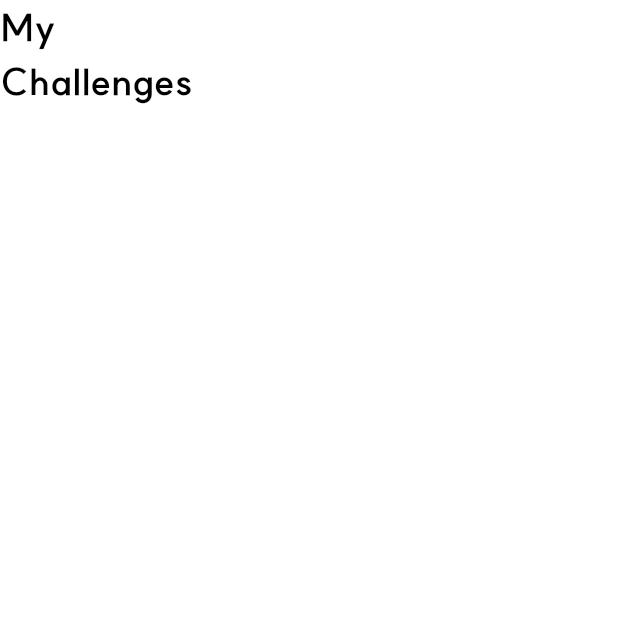
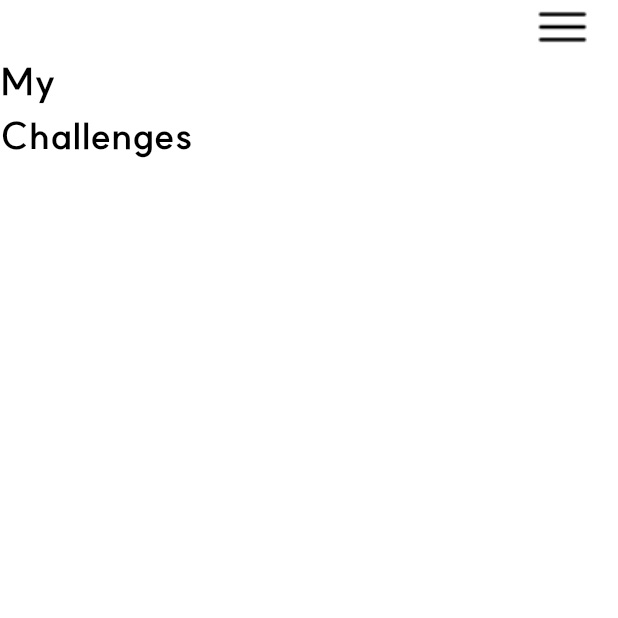
Before and after one commit to zimkjh/BetterThanYesterday, a Flutter app: the InitialPage screen opened by its route, on a phone screen of 412 x 824 dp, the top half of it. Run offline on Flutter 3.47's test engine with Material 3 defaults, Android fonts, the phone set to English and light mode, and no system bars; our stand-ins replace get, get_storage; accounts and stored records are empty; project files that could hold a hidden picture were left out.

Commit message:
Add settings icon in menu page (only layout)

```diff
--- a/lib/app/modules/initial/page.dart
+++ b/lib/app/modules/initial/page.dart
@@ -12,9 +12,18 @@ class InitialPage extends StatelessWidget {
       body: Column(
         children: [
           SizedBox(height: MediaQuery.of(context).padding.top),
-          Text(
-            'My\nChallenges',
-            style: title1,
+          Container(
+            alignment: Alignment.centerRight,
+            padding: EdgeInsets.symmetric(horizontal: 19),
+            child: Image.asset('assets/images/menu.png'),
+          ),
+          Container(
+            alignment: Alignment.centerLeft,
+            child: Text(
+              'My\nChallenges',
+              textAlign: TextAlign.left,
+              style: title1,
+            ),
           )
         ],
       ),
```
